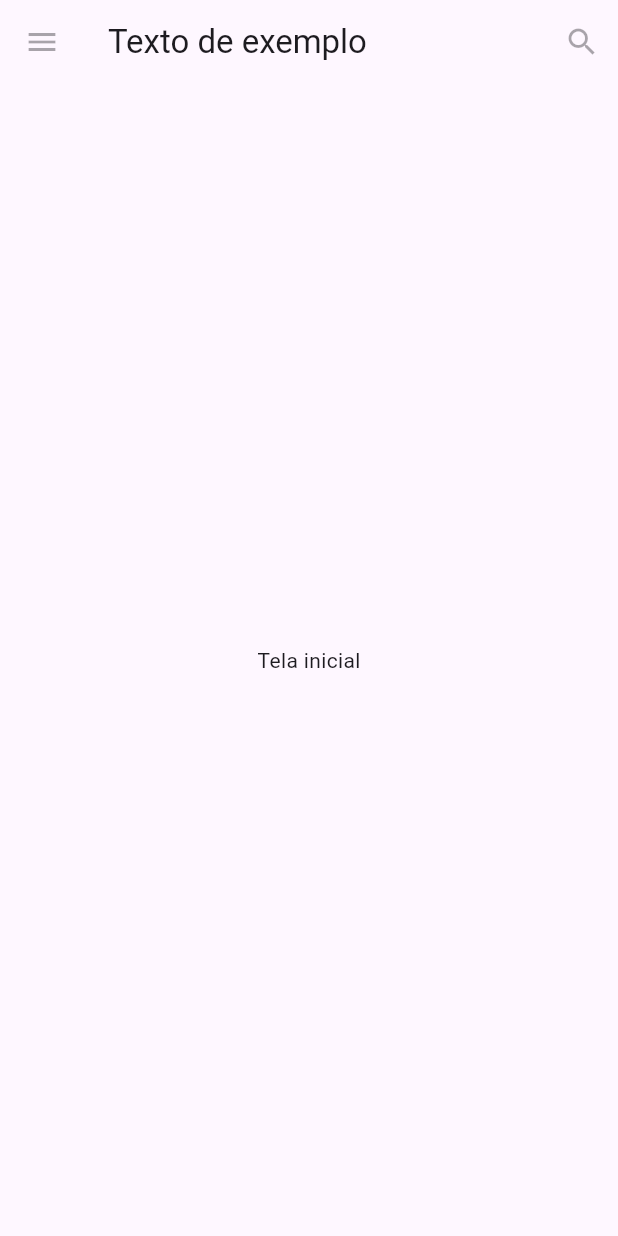
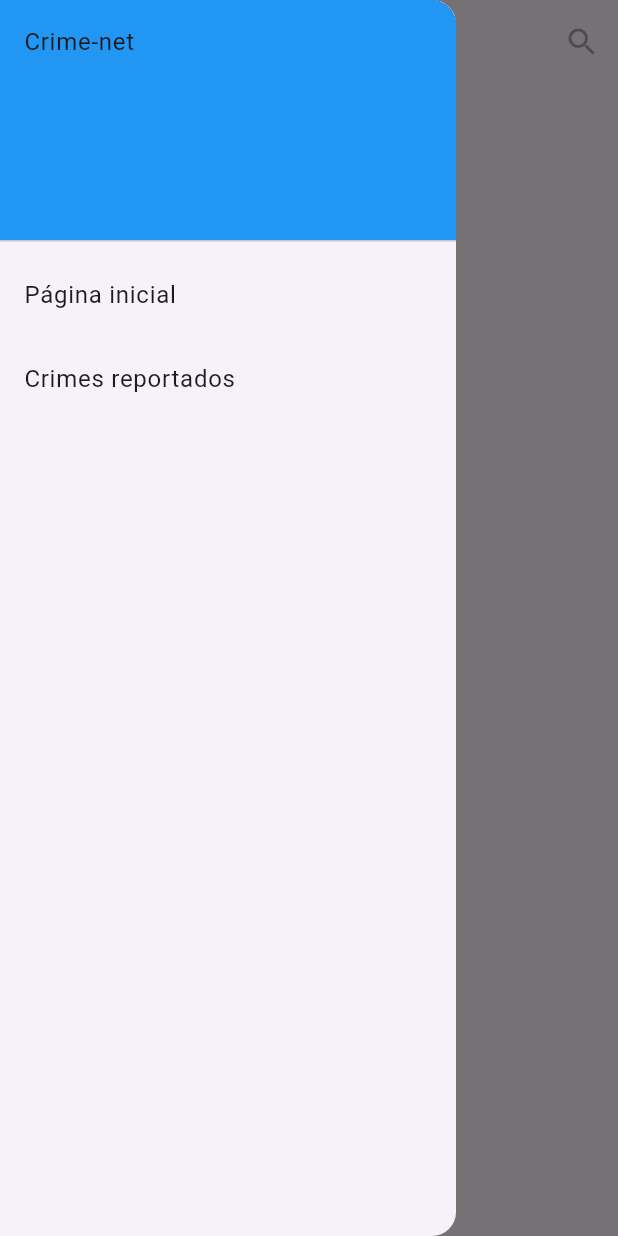
Before and after one commit to kauanrossii/crime-net, a Flutter app: the screen it shows after launch, with the side drawer open (before the commit the screen has no drawer), on a phone screen of 412 x 824 dp. Run offline on Flutter 3.47's test engine with Material 3 defaults, Android fonts, the phone set to English and light mode, and no system bars.

Commit message:
Implements navigation menu and services

```diff
--- a/lib/pages/home_page.dart
+++ b/lib/pages/home_page.dart
@@ -1,15 +1,22 @@
+import 'package:crime_net/pages/reported_crimes_page.dart';
 import 'package:flutter/material.dart';
 
 class HomePage extends StatelessWidget {
+  static final GlobalKey<ScaffoldState> scaffoldKey =
+      GlobalKey<ScaffoldState>();
+
   const HomePage({super.key});
 
   @override
   Widget build(BuildContext context) {
     return Scaffold(
+      key: scaffoldKey,
       appBar: AppBar(
-        leading: const IconButton(
-          onPressed: null,
-          icon: Icon(Icons.menu),
+        leading: IconButton(
+          onPressed: () {
+            scaffoldKey.currentState?.openDrawer();
+          },
+          icon: const Icon(Icons.menu),
         ),
         title: const Text("Texto de exemplo"),
         actions: const [
@@ -20,6 +27,30 @@ class HomePage extends StatelessWidget {
           )
         ],
       ),
+      drawer: Drawer(
+        child: ListView(
+          padding: EdgeInsets.zero,
+          children: [
+            const DrawerHeader(
+              decoration: BoxDecoration(color: Colors.blue),
+              child: Text("Crime-net"),
+            ),
+            const ListTile(
+              title: Text("Página inicial"),
+            ),
+            ListTile(
+              title: const Text("Crimes reportados"),
+              onTap: () {
+                Navigator.of(scaffoldKey.currentContext!).push(
+                  MaterialPageRoute(
+                    builder: (context) => const ReportedCrimesPage(),
+                  ),
+                );
+              },
+            )
+          ],
+        ),
+      ),
       body: const Center(
         child: Text("Tela inicial"),
       ),
--- a/pubspec.yaml
+++ b/pubspec.yaml
@@ -36,6 +36,7 @@ dependencies:
   # Use with the CupertinoIcons class for iOS style icons.
   cupertino_icons: ^1.0.8
   uuid: ^4.5.1
+  http: ^1.2.2
 
 dev_dependencies:
   flutter_test:
```
Also changed, not shown: lib/domain/models/base_entity.dart (added, +11 -0 lines), lib/domain/models/crime.dart (deleted, +0 -19 lines), lib/domain/models/reported_crime.dart (added, +31 -0 lines), lib/domain/models/user.dart (+11 -4 lines), lib/domain/models/user_crime.dart (deleted, +0 -11 lines), lib/domain/services/base_service.dart (added, +31 -0 lines), lib/domain/services/reported_crime_service.dart (added, +11 -0 lines), lib/domain/services/user_service.dart (added, +11 -0 lines), lib/pages/reported_crimes_page.dart (added, +28 -0 lines), pubspec.lock.
